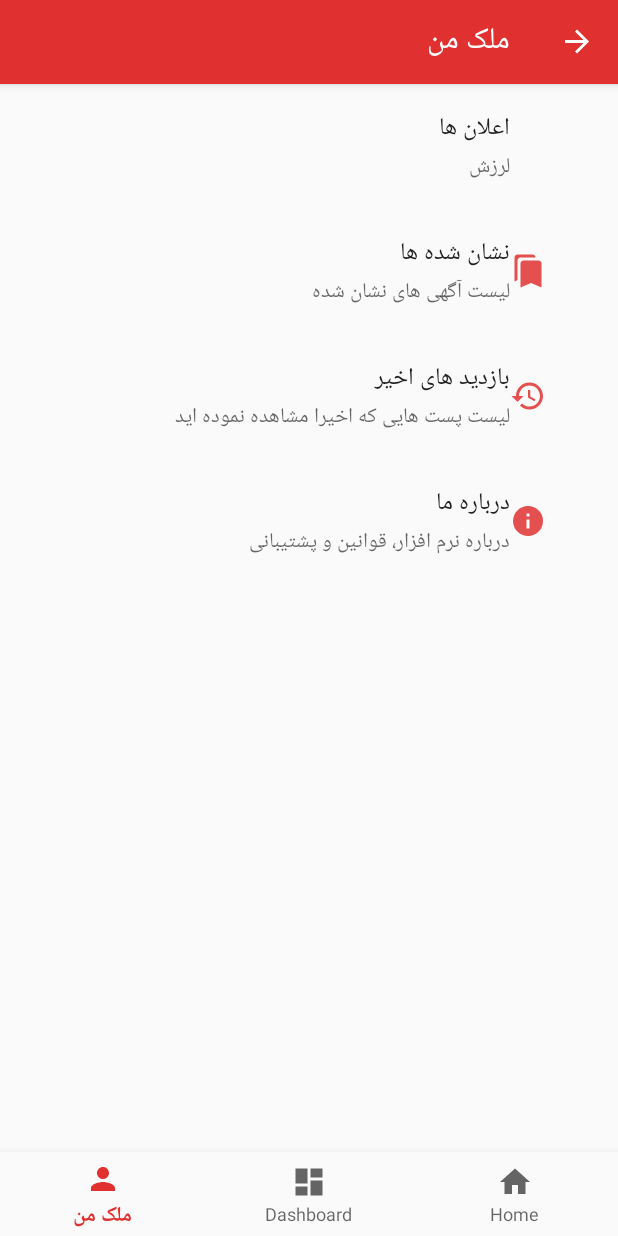
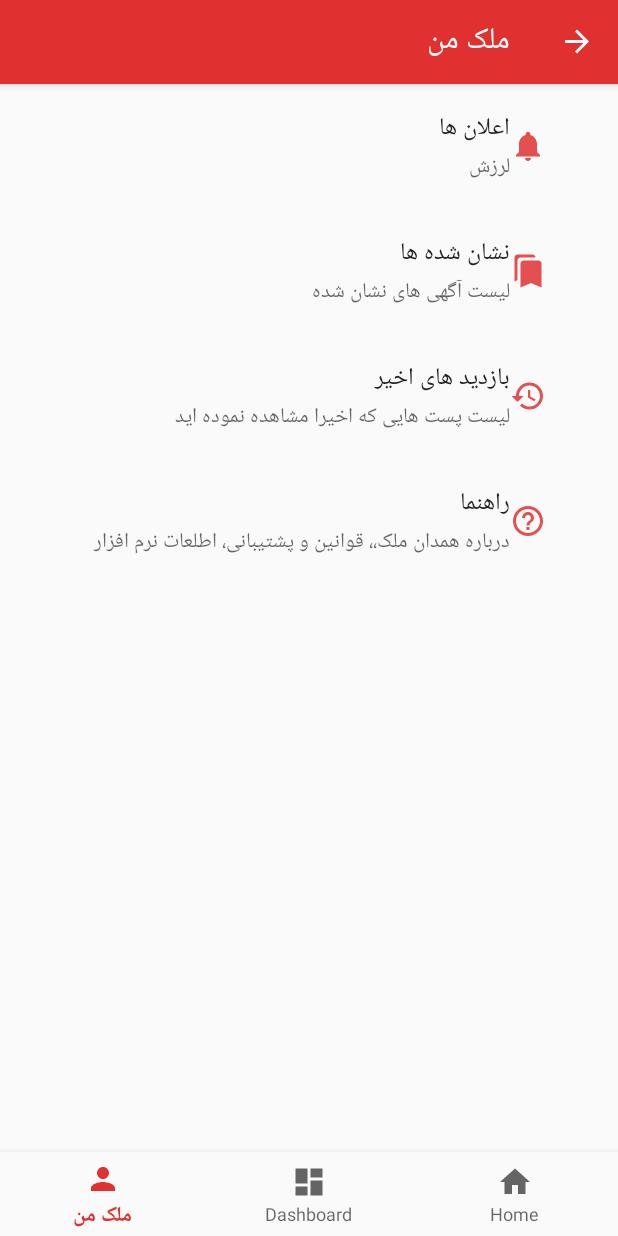
Before and after one commit to jalaldgr/real_estate_app, an Android app: the AboutUsPreferenceFragment screen opened through its navigation route, on a phone screen of 412 x 824 dp. Run offline under Robolectric (Android 15) with nearby library versions, the phone set to English and light mode, and no system bars; our stand-ins replace androidx.preference, navigation-ui.

Commit message:
Progress On Help Menu Items

```diff
--- a/app/src/main/java/ir/hamedanmelk/hamedanmelk/ui/aboutus/AboutUsPreferenceFragment.java
+++ b/app/src/main/java/ir/hamedanmelk/hamedanmelk/ui/aboutus/AboutUsPreferenceFragment.java
@@ -16,12 +16,21 @@ public class AboutUsPreferenceFragment extends PreferenceFragmentCompat {
     @Override
     public void onCreatePreferences(Bundle savedInstanceState, String rootKey) {
         setPreferencesFromResource(R.xml.aboutus_preference, rootKey);
-        Preference notification_button = findPreference("aboutus_notification");
-        notification_button.setOnPreferenceClickListener(new Preference.OnPreferenceClickListener() {
+        Preference notification_button = findPreference("myhamedanmelk_notification");
+        Preference aboutpreference= findPreference("myhamedanmelk_aboutus_items");
+        final NavController controller=Navigation.findNavController(Objects.requireNonNull(getActivity()),R.id.nav_host_fragment);
+
+        Objects.requireNonNull(notification_button).setOnPreferenceClickListener(new Preference.OnPreferenceClickListener() {
             @Override
             public boolean onPreferenceClick(Preference preference) {
-                NavController controller=Navigation.findNavController(Objects.requireNonNull(getActivity()),R.id.nav_host_fragment);
-                controller.navigate(R.id.appInfoFragment);
+                return false;
+            }
+        });
+
+        Objects.requireNonNull(aboutpreference).setOnPreferenceClickListener(new Preference.OnPreferenceClickListener() {
+            @Override
+            public boolean onPreferenceClick(Preference preference) {
+                controller.navigate(R.id.HelpFragment);
                 return false;
             }
         });
--- /dev/null
+++ b/app/src/main/res/drawable/ic_aboutus_red_24.xml
@@ -0,0 +1,5 @@
+<vector android:alpha="0.85" android:height="24dp"
+    android:tint="#E03030" android:viewportHeight="24"
+    android:viewportWidth="24" android:width="24dp" xmlns:android="http://schemas.android.com/apk/res/android">
+    <path android:fillColor="@android:color/white" android:pathData="M16,11c1.66,0 2.99,-1.34 2.99,-3S17.66,5 16,5c-1.66,0 -3,1.34 -3,3s1.34,3 3,3zM8,11c1.66,0 2.99,-1.34 2.99,-3S9.66,5 8,5C6.34,5 5,6.34 5,8s1.34,3 3,3zM8,13c-2.33,0 -7,1.17 -7,3.5L1,19h14v-2.5c0,-2.33 -4.67,-3.5 -7,-3.5zM16,13c-0.29,0 -0.62,0.02 -0.97,0.05 1.16,0.84 1.97,1.97 1.97,3.45L17,19h6v-2.5c0,-2.33 -4.67,-3.5 -7,-3.5z"/>
+</vector>
--- /dev/null
+++ b/app/src/main/res/drawable/ic_faq_red_24.xml
@@ -0,0 +1,5 @@
+<vector android:alpha="0.85" android:height="24dp"
+    android:tint="#E03030" android:viewportHeight="24"
+    android:viewportWidth="24" android:width="24dp" xmlns:android="http://schemas.android.com/apk/res/android">
+    <path android:fillColor="@android:color/white" android:pathData="M6,2c-1.1,0 -1.99,0.9 -1.99,2L4,20c0,1.1 0.89,2 1.99,2L18,22c1.1,0 2,-0.9 2,-2L20,8l-6,-6L6,2zM13,9L13,3.5L18.5,9L13,9z"/>
+</vector>
--- /dev/null
+++ b/app/src/main/res/drawable/ic_help_outline_red_24.xml
@@ -0,0 +1,5 @@
+<vector android:alpha="0.85" android:height="24dp"
+    android:tint="#E03030" android:viewportHeight="24"
+    android:viewportWidth="24" android:width="24dp" xmlns:android="http://schemas.android.com/apk/res/android">
+    <path android:fillColor="@android:color/white" android:pathData="M11,18h2v-2h-2v2zM12,2C6.48,2 2,6.48 2,12s4.48,10 10,10 10,-4.48 10,-10S17.52,2 12,2zM12,20c-4.41,0 -8,-3.59 -8,-8s3.59,-8 8,-8 8,3.59 8,8 -3.59,8 -8,8zM12,6c-2.21,0 -4,1.79 -4,4h2c0,-1.1 0.9,-2 2,-2s2,0.9 2,2c0,2 -3,1.75 -3,5h2c0,-2.25 3,-2.5 3,-5 0,-2.21 -1.79,-4 -4,-4z"/>
+</vector>
--- /dev/null
+++ b/app/src/main/res/drawable/ic_notifications_red_24.xml
@@ -0,0 +1,5 @@
+<vector android:alpha="0.85" android:height="24dp"
+    android:tint="#E03030" android:viewportHeight="24"
+    android:viewportWidth="24" android:width="24dp" xmlns:android="http://schemas.android.com/apk/res/android">
+    <path android:fillColor="@android:color/white" android:pathData="M12,22c1.1,0 2,-0.9 2,-2h-4c0,1.1 0.89,2 2,2zM18,16v-5c0,-3.07 -1.64,-5.64 -4.5,-6.32L13.5,4c0,-0.83 -0.67,-1.5 -1.5,-1.5s-1.5,0.67 -1.5,1.5v0.68C7.63,5.36 6,7.92 6,11v5l-2,2v1h16v-1l-2,-2z"/>
+</vector>
--- a/app/src/main/res/layout/fragment_app_info.xml
+++ b/app/src/main/res/layout/fragment_app_info.xml
@@ -10,6 +10,7 @@
     android:theme="@style/Theme.AppCompat.Light.NoActionBar">
 
     <LinearLayout
+        android:id="@+id/appinfo_layout"
         android:layout_width="match_parent"
         android:layout_height="match_parent"
         android:orientation="vertical">
@@ -18,7 +19,9 @@
             android:layout_width="match_parent"
             android:layout_height="wrap_content"
             android:layout_weight="0.20"
-            android:orientation="vertical"></LinearLayout>
+            android:orientation="vertical">
+
+        </LinearLayout>
 
         <LinearLayout
             android:layout_width="match_parent"
--- a/app/src/main/res/navigation/mobile_navigation.xml
+++ b/app/src/main/res/navigation/mobile_navigation.xml
@@ -25,20 +25,24 @@
     <fragment
         android:id="@+id/notificationSettingsFragment"
         android:name="ir.hamedanmelk.hamedanmelk.ui.aboutus.NotificationSettingsFragment"
-        android:label="NotificationSettingsFragment" />
+        android:label="@string/notification_setting_title" />
     <fragment
         android:id="@+id/FAQFragment"
         android:name="ir.hamedanmelk.hamedanmelk.ui.aboutus.FAQFragment"
-        android:label="fragment_f_a_q"
+        android:label="@string/myhamedanmelk_faq_title"
         tools:layout="@layout/fragment_f_a_q" />
     <fragment
         android:id="@+id/aboutUsFragment"
         android:name="ir.hamedanmelk.hamedanmelk.ui.aboutus.AboutUsFragment"
-        android:label="fragment_about_us"
+        android:label="@string/aboutus_aboutus_title"
         tools:layout="@layout/fragment_about_us" />
     <fragment
         android:id="@+id/appInfoFragment"
         android:name="ir.hamedanmelk.hamedanmelk.ui.aboutus.AppInfoFragment"
-        android:label="fragment_app_info"
+        android:label="@string/myhamedan_melk_appinfo_title"
         tools:layout="@layout/fragment_app_info" />
+    <fragment
+        android:id="@+id/HelpFragment"
+        android:name="ir.hamedanmelk.hamedanmelk.HelpFragment"
+        android:label="@string/myhamedanmelk_help" />
 </navigation>
--- a/app/src/main/res/values/strings.xml
+++ b/app/src/main/res/values/strings.xml
@@ -10,10 +10,13 @@
     <string name="aboutus_bookmarks_title">نشان شده ها</string>
     <string name="aboutus_recent_posts_title">بازدید های اخیر</string>
     <string name="aboutus_aboutus_title">درباره ما</string>
+    <string name="myhamedanmelk_help">راهنما</string>
+    <string name="myhamedanmelk_faq_title">پشتیبانی و قوانین</string>
+    <string name="myhamedan_melk_appinfo_title">اطلاعات نرم افزار</string>
     <string name="aboutus_notification_setting_summary">لرزش، اعلان ها</string>
     <string name="aboutus_bookmarks_summary">لیست آگهی های نشان شده</string>
     <string name="aboutus_recent_posts_summary">لیست پست هایی که اخیرا مشاهده نموده اید</string>
-    <string name="aboutus_aboutus_summary">درباره نرم افزار، قوانین و پشتیبانی</string>
+    <string name="aboutus_aboutus_summary">درباره همدان ملک،، قوانین و پشتیبانی، اطلعات نرم افزار</string>
     <string name="aboutus_app_info_version">ورژن</string>
 
     <!-- Preference Titles -->
@@ -30,5 +33,7 @@
     <string name="attachment_summary_on">Automatically download attachments for incoming emails
     </string>
     <string name="attachment_summary_off">Only download attachments when manually requested</string>
+    <string name="dummy_button">Dummy Button</string>
+    <string name="dummy_content">DUMMY\nCONTENT</string>
 
 </resources>
--- a/app/src/main/res/xml/aboutus_preference.xml
+++ b/app/src/main/res/xml/aboutus_preference.xml
@@ -5,7 +5,8 @@
         <Preference
             android:title="@string/notification_setting_title"
             android:summary="@string/notification_setting_vibrate"
-            app:key="aboutus_notification">
+            android:icon="@drawable/ic_notifications_red_24"
+            app:key="myhamedanmelk_notification">
         </Preference>
         <Preference
             android:title="@string/aboutus_bookmarks_title"
@@ -23,10 +24,10 @@
         </Preference>
 
         <Preference
-            android:title="@string/aboutus_aboutus_title"
+            android:title="@string/myhamedanmelk_help"
             android:summary="@string/aboutus_aboutus_summary"
-            android:key="aboutus_aboutus"
-            android:icon="@drawable/ic_info_red_24"
+            android:key="myhamedanmelk_aboutus_items"
+            android:icon="@drawable/ic_help_outline_red_24"
             app:allowDividerAbove="true"
 
             >
```
Also changed, not shown: app/src/main/java/ir/hamedanmelk/hamedanmelk/HelpFragment.java (added, +44 -0 lines), app/src/main/java/ir/hamedanmelk/hamedanmelk/ui/aboutus/AppInfoFragment.java (+0 -7 lines), app/src/main/res/values/arrays.xml (added, +12 -0 lines), app/src/main/res/xml/help_preference.xml (added, +17 -0 lines).
